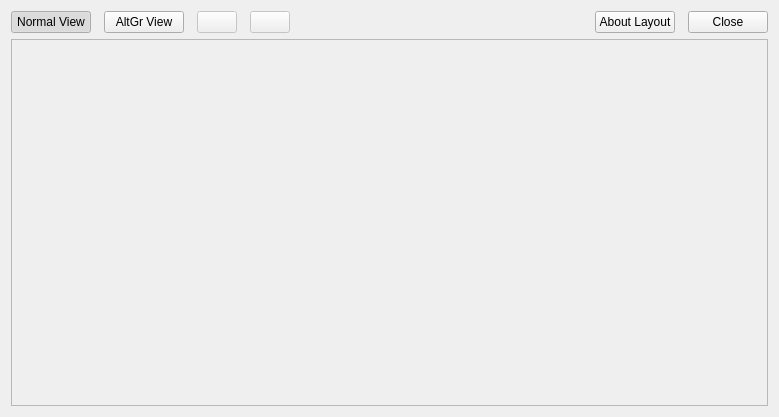
OpenBangla/OpenBangla-Keyboard, file src/frontend/LayoutViewer.ui: the form before one commit.
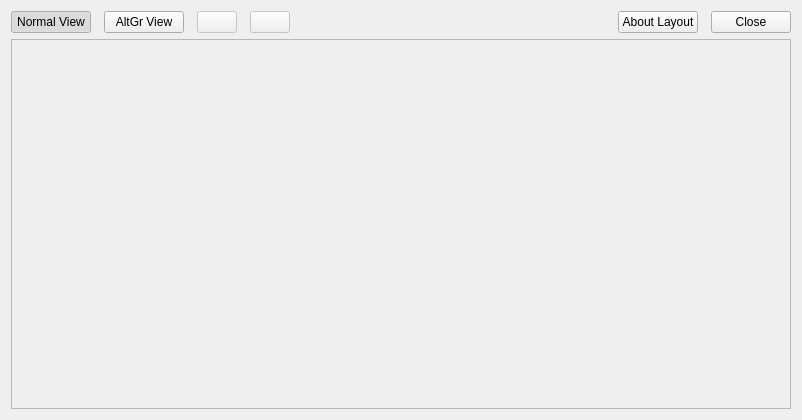
The form after the commit. Icons and pictures are not drawn.

Commit message: Layout viewer Resize FIX #76

Patch:
```diff
--- a/src/frontend/LayoutViewer.ui
+++ b/src/frontend/LayoutViewer.ui
@@ -10,6 +10,18 @@
     <height>417</height>
    </rect>
   </property>
+  <property name="sizePolicy">
+   <sizepolicy hsizetype="Preferred" vsizetype="Preferred">
+    <horstretch>0</horstretch>
+    <verstretch>0</verstretch>
+   </sizepolicy>
+  </property>
+  <property name="minimumSize">
+   <size>
+    <width>0</width>
+    <height>0</height>
+   </size>
+  </property>
   <property name="windowTitle">
    <string>Dialog</string>
   </property>
@@ -84,6 +96,18 @@
    </item>
    <item row="1" column="0" colspan="7">
     <widget class="QLabel" name="labelImage">
+     <property name="sizePolicy">
+      <sizepolicy hsizetype="Fixed" vsizetype="Fixed">
+       <horstretch>0</horstretch>
+       <verstretch>0</verstretch>
+      </sizepolicy>
+     </property>
+     <property name="minimumSize">
+      <size>
+       <width>780</width>
+       <height>370</height>
+      </size>
+     </property>
      <property name="frameShape">
       <enum>QFrame::StyledPanel</enum>
      </property>
```
The commit also changes 1 other file.
